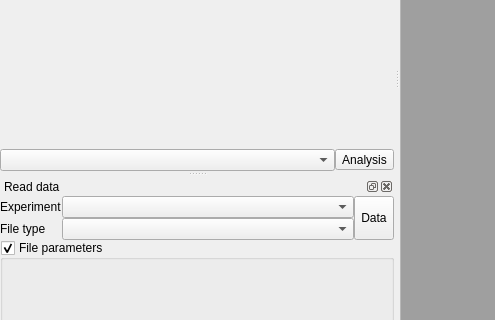
Above: chisurf/gui/gui.ui from Fluorescence-Tools/chisurf before the change; both pictures show x 0 to 495 and y 274 to 594 of the 1000 by 700 pixel window. Below: the same form after it.
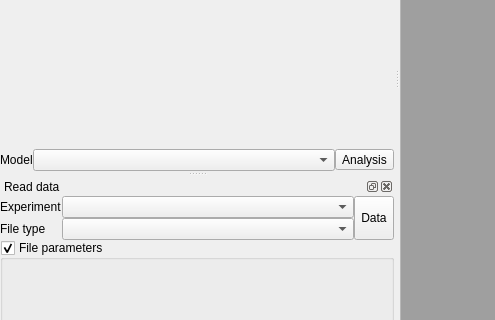
That is the form after the change. Icons and pictures are not drawn.

Commit message:
Adjust UI layout and refine model selection placement
- Moved `Model` label and combo box to improve layout structure and usability.
- Adjusted spacer and splitter positioning for better alignment and spacing.
- Removed unused `actionNew_Project_2` from the project menu.

The edit to the form file:
```diff
--- a/chisurf/gui/gui.ui
+++ b/chisurf/gui/gui.ui
@@ -290,7 +290,6 @@
      <property name="title">
       <string>Project</string>
      </property>
-     <addaction name="actionNew_Project_2"/>
      <addaction name="actionOpen_Project"/>
      <addaction name="actionSave_Project"/>
     </widget>
@@ -468,20 +467,7 @@
      <property name="spacing">
       <number>0</number>
      </property>
-     <item row="1" column="0">
-      <widget class="QComboBox" name="comboBox_Model">
-       <property name="sizePolicy">
-        <sizepolicy hsizetype="Expanding" vsizetype="Fixed">
-         <horstretch>0</horstretch>
-         <verstretch>0</verstretch>
-        </sizepolicy>
-       </property>
-       <property name="toolTip">
-        <string>This selection box is updated according to the selected dataset.</string>
-       </property>
-      </widget>
-     </item>
-     <item row="1" column="1">
+     <item row="1" column="4">
       <widget class="QToolButton" name="toolButton">
        <property name="text">
         <string>Analysis</string>
@@ -495,7 +481,7 @@
        </property>
       </widget>
      </item>
-     <item row="0" column="0" colspan="2">
+     <item row="0" column="1" colspan="4">
       <widget class="QSplitter" name="splitter">
        <property name="orientation">
         <enum>Qt::Vertical</enum>
@@ -512,6 +498,26 @@
        </widget>
       </widget>
      </item>
+     <item row="1" column="2">
+      <widget class="QLabel" name="label_4">
+       <property name="text">
+        <string>Model</string>
+       </property>
+      </widget>
+     </item>
+     <item row="1" column="3">
+      <widget class="QComboBox" name="comboBox_Model">
+       <property name="sizePolicy">
+        <sizepolicy hsizetype="Expanding" vsizetype="Fixed">
+         <horstretch>0</horstretch>
+         <verstretch>0</verstretch>
+        </sizepolicy>
+       </property>
+       <property name="toolTip">
+        <string>This selection box is updated according to the selected dataset.</string>
+       </property>
+      </widget>
+     </item>
     </layout>
    </widget>
   </widget>
```
